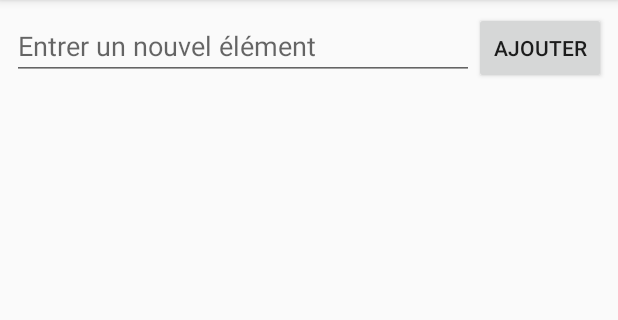
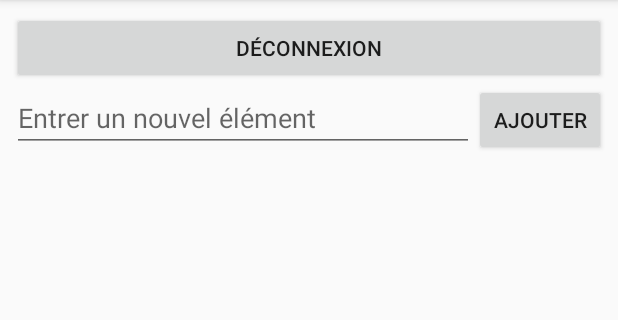
Before and after one commit to delia2206/ShoppingList, an Android app: the fragment ShoppingListFragment placed in its activity, on a phone screen of 412 x 824 dp, the part 84-404 px from its top. Run offline under Robolectric (Android 15) with nearby library versions, the phone set to English and light mode, and no system bars; 2 statements that could not run were skipped.

Commit message:
add button disconnect on listView

```diff
--- a/ShoppingListESGI/app/src/main/res/layout/fragment_shopping_list.xml
+++ b/ShoppingListESGI/app/src/main/res/layout/fragment_shopping_list.xml
@@ -4,11 +4,18 @@
     android:padding="8dp"
     android:orientation="vertical">
 
+    <Button
+        android:id="@+id/disconnectBtn"
+        android:text="Déconnexion"
+        android:layout_width="match_parent"
+        android:layout_height="wrap_content"
+        />
+
     <ListView
         android:id="@+id/shopping_listView"
         android:layout_width="match_parent"
         android:layout_height="0dp"
-        android:layout_weight="1">
+        android:layout_weight="104.68">
 
     </ListView>
 
```
Also changed, not shown: ShoppingListESGI/app/src/main/java/com/project/esgi/shoppinglistesgi/ShoppingListFragment.java (+22 -0 lines).
